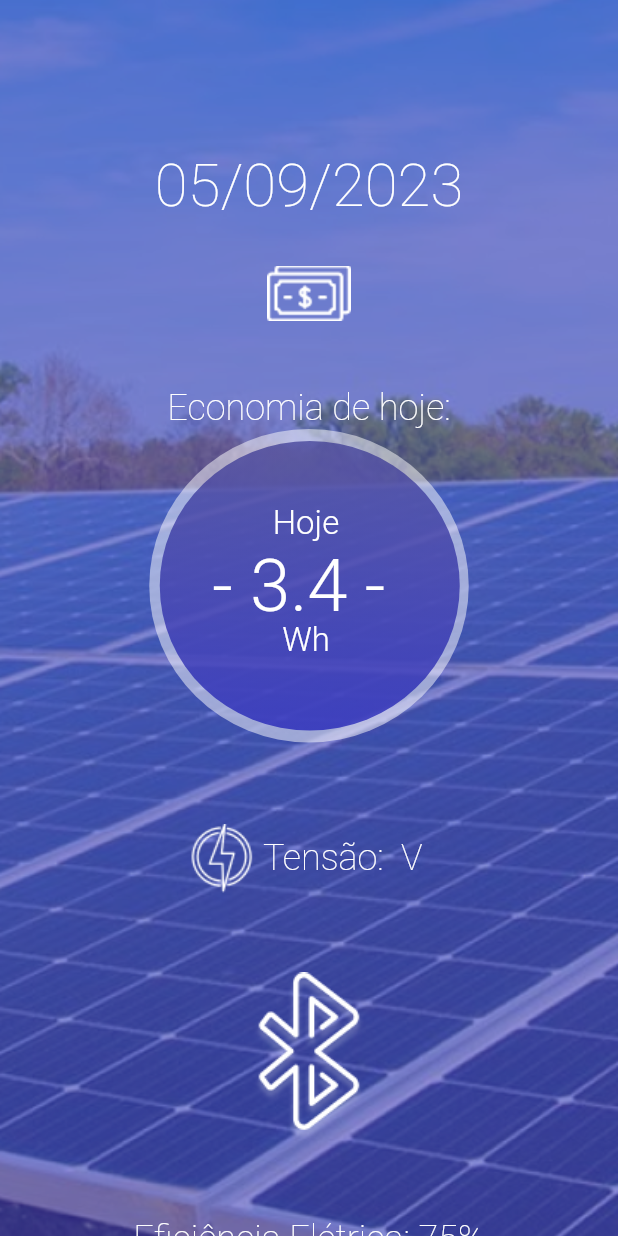
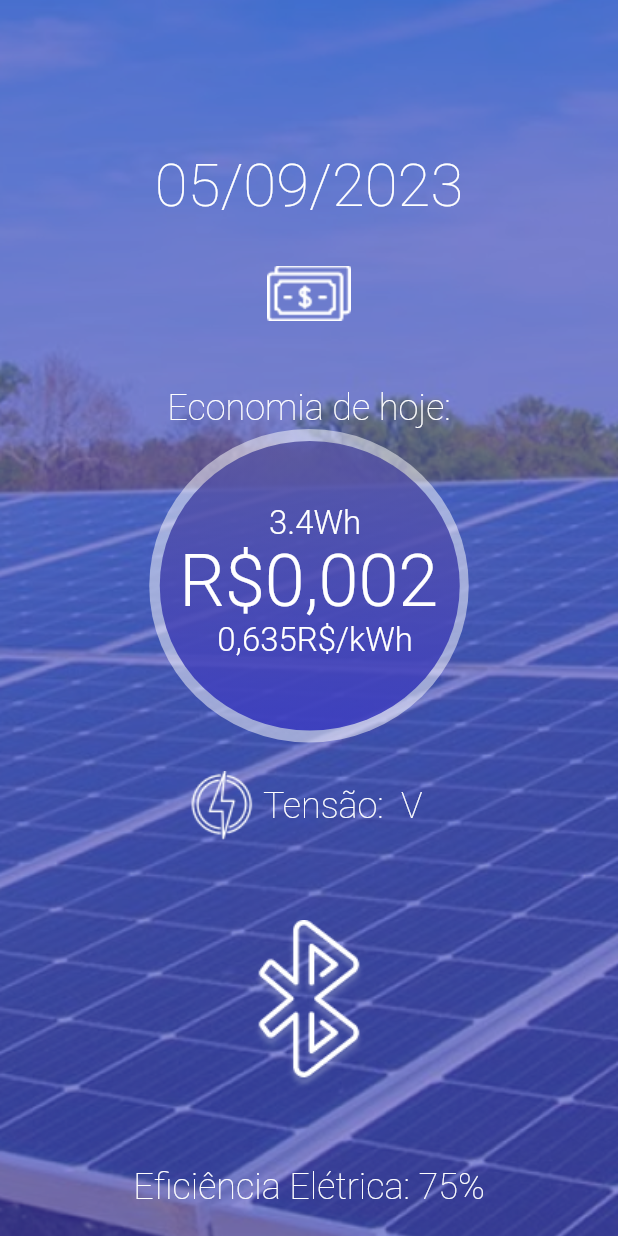
Before and after one commit to DennisBaracho/projeto_integrador, a Flutter app: the Profit screen opened directly, on a phone screen of 412 x 824 dp. Run offline on Flutter 3.47's test engine with Material 2 defaults, Android fonts, the phone set to English and light mode, and no system bars; our stand-ins replace get; missing offline and left inert: flutter_reactive_ble, location_permissions; Roboto replaces fonts that are missing (Montserrat).

Commit message:
add text economy

```diff
--- a/lib/lucros.dart
+++ b/lib/lucros.dart
@@ -136,13 +136,13 @@ class _ProfitState extends State<Profit> {
                       ),
                     ),
                     const Positioned(
-                      left: 77,
+                      left: 40,
                       top: 50,
                       child: Text.rich(
                         TextSpan(
                           children: [
                             TextSpan(
-                              text: ' Hoje\n\n\n',
+                              text: ' 3.4Wh\n\n\n',
                               style: TextStyle(
                                 color: Colors.white,
                                 fontSize: 22,
@@ -152,7 +152,7 @@ class _ProfitState extends State<Profit> {
                               ),
                             ),
                             TextSpan(
-                              text: ' Wh',
+                              text: ' 0,635R\$/kWh',
                               style: TextStyle(
                                 color: Colors.white,
                                 fontSize: 22,
@@ -167,10 +167,10 @@ class _ProfitState extends State<Profit> {
                       ),
                     ),
                     Positioned(
-                      left: 42,
-                      top: 76,
+                      left: 20,
+                      top: 73,
                       child: Text(
-                        '- $today -',
+                        'R\$0,002',
                         style: const TextStyle(
                           color: Colors.white,
                           fontSize: 48,
@@ -184,7 +184,7 @@ class _ProfitState extends State<Profit> {
                 ),
               ),
               const SizedBox(
-                height: 54,
+                height: 19,
               ),
               Row(
                 mainAxisAlignment: MainAxisAlignment.center,
```
